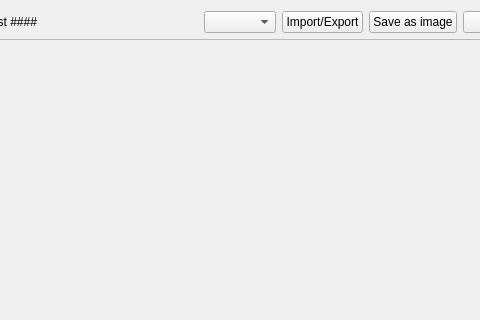
Qt form ui/ranking_widget.ui (GiaFil7/esc_app) before a commit; both pictures show x 149 to 629 and y 0 to 320 of the 755 by 584 pixel window.
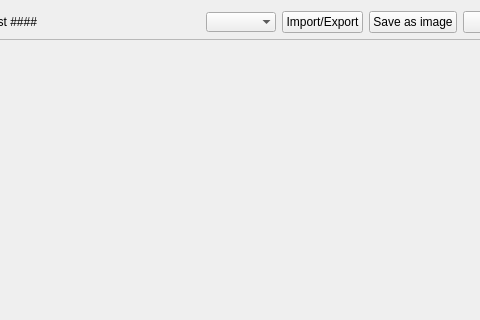
The same form after that commit. Icons and pictures are not drawn.

Commit message: QComboBox styling

Diff of the .ui file:
```diff
--- a/ui/ranking_widget.ui
+++ b/ui/ranking_widget.ui
@@ -86,6 +86,12 @@
            <verstretch>0</verstretch>
           </sizepolicy>
          </property>
+         <property name="focusPolicy">
+          <enum>Qt::FocusPolicy::NoFocus</enum>
+         </property>
+         <property name="frame">
+          <bool>false</bool>
+         </property>
         </widget>
        </item>
        <item>
```
The commit also changes 2 other files.
